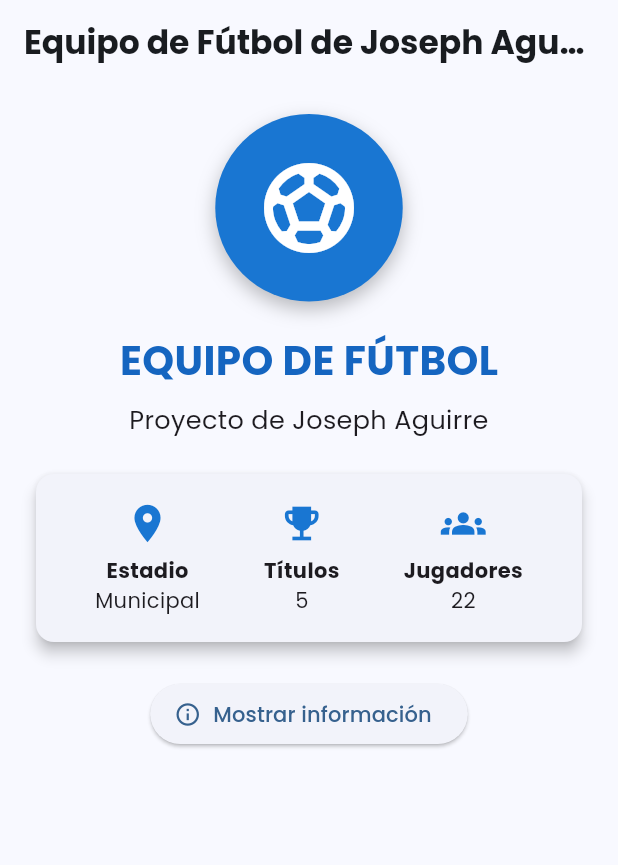
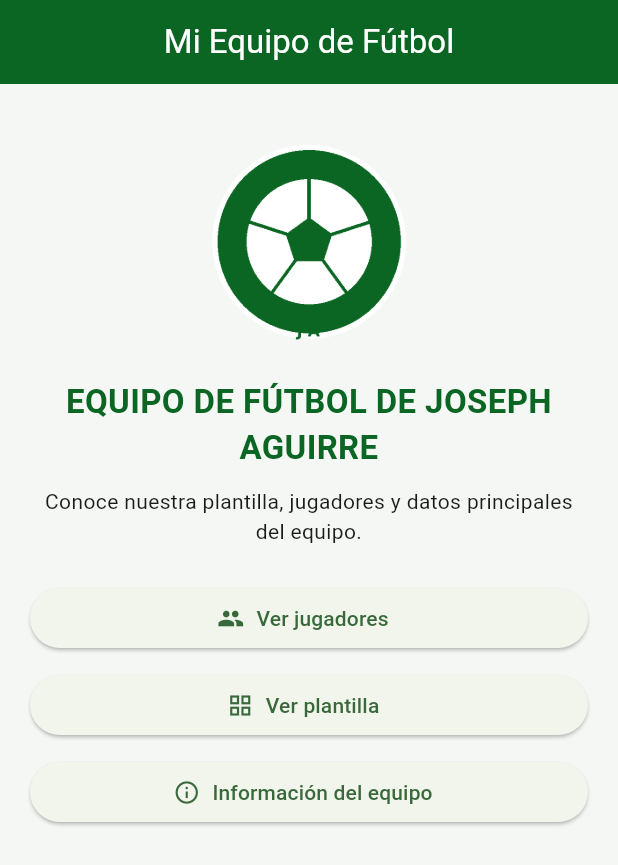
Before and after one commit to joaguirre-prog/Equipo-de-Futbol-de-Joseph-Aguirre, a Flutter app: the screen it shows after launch, on a phone screen of 412 x 824 dp. Shown: the top 865 px of the screen. Run offline on Flutter 3.47's test engine with Material 3 defaults, Android fonts, the phone set to English and light mode, and no system bars.

Commit message:
Ampliar aplicación del equipo de fútbol

```diff
--- a/lib/main.dart
+++ b/lib/main.dart
@@ -1,173 +1,29 @@
 import 'package:flutter/material.dart';
-import 'package:google_fonts/google_fonts.dart';
+import 'screens/home_screen.dart';
 
 void main() {
-  runApp(const EquipoFutbolApp());
+  runApp(const FootballTeamApp());
 }
 
-class EquipoFutbolApp extends StatelessWidget {
-  const EquipoFutbolApp({super.key});
+class FootballTeamApp extends StatelessWidget {
+  const FootballTeamApp({super.key});
 
   @override
   Widget build(BuildContext context) {
     return MaterialApp(
       debugShowCheckedModeBanner: false,
-      title: 'Equipo de Fútbol de Joseph Aguirre',
+      title: 'Mi Equipo de Fútbol',
       theme: ThemeData(
-        colorScheme: ColorScheme.fromSeed(
-          seedColor: Colors.blue,
-          brightness: Brightness.light,
+        useMaterial3: true,
+        colorSchemeSeed: const Color(0xFF0B6623),
+        scaffoldBackgroundColor: const Color(0xFFF5F7F5),
+        appBarTheme: const AppBarTheme(
+          backgroundColor: Color(0xFF0B6623),
+          foregroundColor: Colors.white,
+          centerTitle: true,
         ),
-        textTheme: GoogleFonts.poppinsTextTheme(),
-        useMaterial3: true,
       ),
-      home: const EquipoHomePage(),
+      home: const HomeScreen(),
     );
   }
 }
-
-class EquipoHomePage extends StatefulWidget {
-  const EquipoHomePage({super.key});
-
-  @override
-  State<EquipoHomePage> createState() => _EquipoHomePageState();
-}
-
-class _EquipoHomePageState extends State<EquipoHomePage> {
-  bool mostrarInfo = false;
-
-  @override
-  Widget build(BuildContext context) {
-    return Scaffold(
-      appBar: AppBar(
-        title: Text(
-          'Equipo de Fútbol de Joseph Aguirre',
-          style: GoogleFonts.poppins(fontWeight: FontWeight.bold),
-        ),
-        centerTitle: true,
-      ),
-      body: SingleChildScrollView(
-        padding: const EdgeInsets.all(20),
-        child: Column(
-          children: [
-            Container(
-              width: 125,
-              height: 125,
-              decoration: BoxDecoration(
-                color: Colors.blue.shade700,
-                shape: BoxShape.circle,
-                boxShadow: const [
-                  BoxShadow(
-                    blurRadius: 10,
-                    offset: Offset(0, 5),
-                    color: Colors.black26,
-                  ),
-                ],
-              ),
-              child: const Icon(
-                Icons.sports_soccer,
-                size: 72,
-                color: Colors.white,
-              ),
-            ),
-            const SizedBox(height: 20),
-            Text(
-              'EQUIPO DE FÚTBOL',
-              style: GoogleFonts.poppins(
-                fontSize: 27,
-                fontWeight: FontWeight.bold,
-                color: Colors.blue.shade800,
-              ),
-            ),
-            const SizedBox(height: 8),
-            Text(
-              'Proyecto de Joseph Aguirre',
-              textAlign: TextAlign.center,
-              style: GoogleFonts.poppins(fontSize: 17),
-            ),
-            const SizedBox(height: 20),
-            Card(
-              elevation: 4,
-              child: Padding(
-                padding: const EdgeInsets.all(18),
-                child: Column(
-                  children: [
-                    const Row(
-                      mainAxisAlignment: MainAxisAlignment.spaceAround,
-                      children: [
-                        _DatoEquipo(
-                          icono: Icons.location_on,
-                          titulo: 'Estadio',
-                          valor: 'Municipal',
-                        ),
-                        _DatoEquipo(
-                          icono: Icons.emoji_events,
-                          titulo: 'Títulos',
-                          valor: '5',
-                        ),
-                        _DatoEquipo(
-                          icono: Icons.groups,
-                          titulo: 'Jugadores',
-                          valor: '22',
-                        ),
-                      ],
-                    ),
-                    if (mostrarInfo) ...[
-                      const SizedBox(height: 18),
-                      Text(
-                        'Este proyecto presenta un equipo de fútbol '
-                        'con información básica sobre su estadio, '
-                        'títulos y jugadores. La aplicación demuestra '
-                        'el uso de widgets e interacción en Flutter.',
-                        textAlign: TextAlign.center,
-                        style: GoogleFonts.poppins(fontSize: 14),
-                      ),
-                    ],
-                  ],
-                ),
-              ),
-            ),
-            const SizedBox(height: 20),
-            ElevatedButton.icon(
-              onPressed: () {
-                setState(() {
-                  mostrarInfo = !mostrarInfo;
-                });
-              },
-              icon: Icon(
-                mostrarInfo ? Icons.visibility_off : Icons.info_outline,
-              ),
-              label: Text(
-                mostrarInfo ? 'Ocultar información' : 'Mostrar información',
-              ),
-            ),
-          ],
-        ),
-      ),
-    );
-  }
-}
-
-class _DatoEquipo extends StatelessWidget {
-  final IconData icono;
-  final String titulo;
-  final String valor;
-
-  const _DatoEquipo({
-    required this.icono,
-    required this.titulo,
-    required this.valor,
-  });
-
-  @override
-  Widget build(BuildContext context) {
-    return Column(
-      children: [
-        Icon(icono, color: Colors.blue.shade700, size: 30),
-        const SizedBox(height: 6),
-        Text(titulo, style: const TextStyle(fontWeight: FontWeight.bold)),
-        Text(valor),
-      ],
-    );
-  }
-}
--- /dev/null
+++ b/lib/screens/home_screen.dart
@@ -0,0 +1,76 @@
+import 'package:flutter/material.dart';
+import '../widgets/team_logo.dart';
+import 'players_screen.dart';
+import 'squad_screen.dart';
+import 'info_screen.dart';
+
+class HomeScreen extends StatelessWidget {
+  const HomeScreen({super.key});
+
+  void _go(BuildContext context, Widget page) {
+    Navigator.push(
+      context,
+      MaterialPageRoute(builder: (_) => page),
+    );
+  }
+
+  @override
+  Widget build(BuildContext context) {
+    return Scaffold(
+      appBar: AppBar(
+        title: const Text('Mi Equipo de Fútbol'),
+      ),
+      body: SingleChildScrollView(
+        padding: const EdgeInsets.all(20),
+        child: Column(
+          children: [
+            const SizedBox(height: 10),
+            const TeamLogo(size: 150),
+            const SizedBox(height: 16),
+            const Text(
+              'EQUIPO DE FÚTBOL DE JOSEPH AGUIRRE',
+              textAlign: TextAlign.center,
+              style: TextStyle(
+                fontSize: 22,
+                fontWeight: FontWeight.bold,
+                color: Color(0xFF0B6623),
+              ),
+            ),
+            const SizedBox(height: 10),
+            const Text(
+              'Conoce nuestra plantilla, jugadores y datos principales del equipo.',
+              textAlign: TextAlign.center,
+            ),
+            const SizedBox(height: 24),
+            SizedBox(
+              width: double.infinity,
+              child: ElevatedButton.icon(
+                onPressed: () => _go(context, const PlayersScreen()),
+                icon: const Icon(Icons.people),
+                label: const Text('Ver jugadores'),
+              ),
+            ),
+            const SizedBox(height: 10),
+            SizedBox(
+              width: double.infinity,
+              child: ElevatedButton.icon(
+                onPressed: () => _go(context, const SquadScreen()),
+                icon: const Icon(Icons.grid_view),
+                label: const Text('Ver plantilla'),
+              ),
+            ),
+            const SizedBox(height: 10),
+            SizedBox(
+              width: double.infinity,
+              child: ElevatedButton.icon(
+                onPressed: () => _go(context, const InfoScreen()),
+                icon: const Icon(Icons.info_outline),
+                label: const Text('Información del equipo'),
+              ),
+            ),
+          ],
+        ),
+      ),
+    );
+  }
+}
--- /dev/null
+++ b/lib/widgets/team_logo.dart
@@ -0,0 +1,17 @@
+import 'package:flutter/material.dart';
+
+class TeamLogo extends StatelessWidget {
+  final double size;
+
+  const TeamLogo({super.key, this.size = 120});
+
+  @override
+  Widget build(BuildContext context) {
+    return Image.asset(
+      'assets/logo.png',
+      width: size,
+      height: size,
+      fit: BoxFit.contain,
+    );
+  }
+}
```
Also changed, not shown: lib/data/players_data.dart (added, +24 -0 lines), lib/screens/info_screen.dart (added, +95 -0 lines), lib/screens/players_screen.dart (added, +66 -0 lines), lib/screens/squad_screen.dart (added, +67 -0 lines), lib/widgets/player_card.dart (added, +49 -0 lines), pubspec.yaml (+14 -4 lines), assets/logo.png (added), 1 other file.
